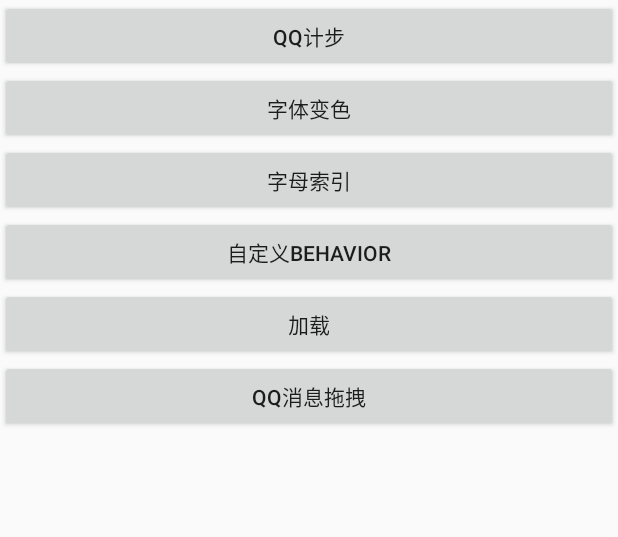
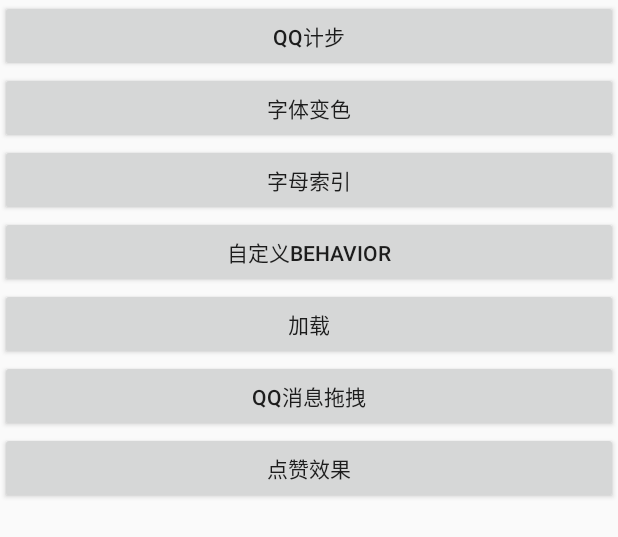
Before and after one commit to Doikki/DKWidget, an Android app: the layout activity_main.xml on its own in the app's theme, with its tools: preview values and no code run, on a phone screen of 412 x 824 dp. Shown: the top 537 px of the screen. Run offline under Robolectric (Android 15) with nearby library versions, the phone set to English and light mode, and no system bars.

Commit message:
点赞效果

```diff
--- a/app/src/main/AndroidManifest.xml
+++ b/app/src/main/AndroidManifest.xml
@@ -11,7 +11,8 @@
         android:supportsRtl="true"
         android:theme="@style/AppTheme"
         tools:ignore="GoogleAppIndexingWarning">
-        <activity android:name=".dragmsg.TestBubbleActivity"></activity>
+        <activity android:name=".like.TestLikeActivity"></activity>
+        <activity android:name=".dragmsg.TestBubbleActivity" />
         <activity android:name=".loading.TestLoadingActivity" />
         <activity
             android:name=".behavior.TestBehaviorActivity"
--- a/app/src/main/java/com/dueeeke/customviewcollect/MainActivity.java
+++ b/app/src/main/java/com/dueeeke/customviewcollect/MainActivity.java
@@ -8,6 +8,7 @@ import android.view.View;
 import com.dueeeke.customviewcollect.alphabetindex.TestAlphabetActivity;
 import com.dueeeke.customviewcollect.behavior.TestBehaviorActivity;
 import com.dueeeke.customviewcollect.dragmsg.TestBubbleActivity;
+import com.dueeeke.customviewcollect.like.TestLikeActivity;
 import com.dueeeke.customviewcollect.loading.TestLoadingActivity;
 import com.dueeeke.customviewcollect.qqstep.TestStepActivity;
 import com.dueeeke.customviewcollect.trackcolor.TestTrackColorActivity;
@@ -41,6 +42,9 @@ public class MainActivity extends AppCompatActivity {
             case R.id.msg:
                 startActivity(new Intent(this, TestBubbleActivity.class));
                 break;
+            case R.id.like:
+                startActivity(new Intent(this, TestLikeActivity.class));
+                break;
         }
     }
 }
--- a/app/src/main/java/com/dueeeke/customviewcollect/dragmsg/MessageBubbleView.java
+++ b/app/src/main/java/com/dueeeke/customviewcollect/dragmsg/MessageBubbleView.java
@@ -117,6 +117,7 @@ public class MessageBubbleView extends View {
             mPath.quadTo(controlX, controlY, endX, endY);
             mPath.close();
 
+            //绘制连接两个圆的贝塞尔曲线
             canvas.drawPath(mPath, mPaint);
         }
 
--- /dev/null
+++ b/app/src/main/java/com/dueeeke/customviewcollect/like/BezierEvaluator.java
@@ -0,0 +1,32 @@
+package com.dueeeke.customviewcollect.like;
+
+import android.animation.TypeEvaluator;
+import android.graphics.PointF;
+
+// 贝塞尔估值器
+public class BezierEvaluator implements TypeEvaluator<PointF> {
+    private PointF point1, point2;
+
+    public BezierEvaluator(PointF pointF1, PointF pointF2) {
+        this.point1 = pointF1;
+        this.point2 = pointF2;
+    }
+
+    @Override
+    public PointF evaluate(float t, PointF point0, PointF point3) {
+        // t百分比， 0~1
+        PointF point = new PointF();
+        point.x = point0.x * (1 - t) * (1 - t) * (1 - t) //
+                + 3 * point1.x * t * (1 - t) * (1 - t)//
+                + 3 * point2.x * t * t * (1 - t)//
+                + point3.x * t * t * t;//
+
+        point.y = point0.y * (1 - t) * (1 - t) * (1 - t) //
+                + 3 * point1.y * t * (1 - t) * (1 - t)//
+                + 3 * point2.y * t * t * (1 - t)//
+                + point3.y * t * t * t;//
+        // 套用上面的公式把点返回
+        return point;
+    }
+
+}
--- a/app/src/main/res/layout/activity_main.xml
+++ b/app/src/main/res/layout/activity_main.xml
@@ -51,4 +51,11 @@
         android:onClick="onButtonClick"
         android:text="QQ消息拖拽"/>
 
+    <Button
+        android:id="@+id/like"
+        android:layout_width="match_parent"
+        android:layout_height="wrap_content"
+        android:onClick="onButtonClick"
+        android:text="点赞效果"/>
+
 </LinearLayout>
```
Also changed, not shown: app/src/main/java/com/dueeeke/customviewcollect/like/LikeView.java (added, +126 -0 lines), app/src/main/java/com/dueeeke/customviewcollect/like/TestLikeActivity.java (added, +25 -0 lines), app/src/main/res/layout/activity_test_like.xml (added, +19 -0 lines), app/src/main/res/drawable-xxhdpi/ic_love.png (added).
